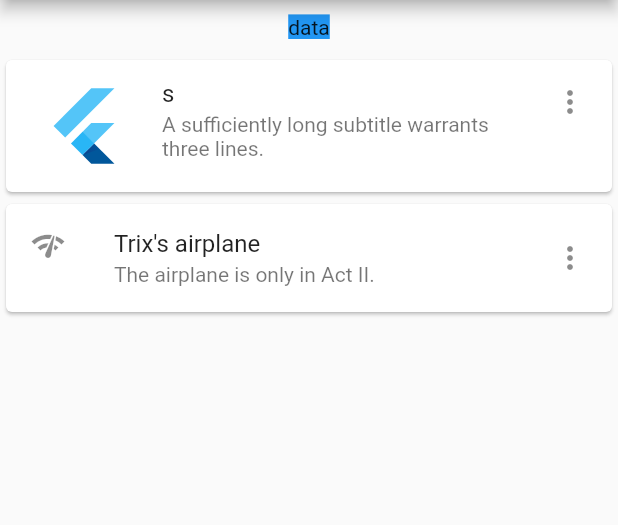
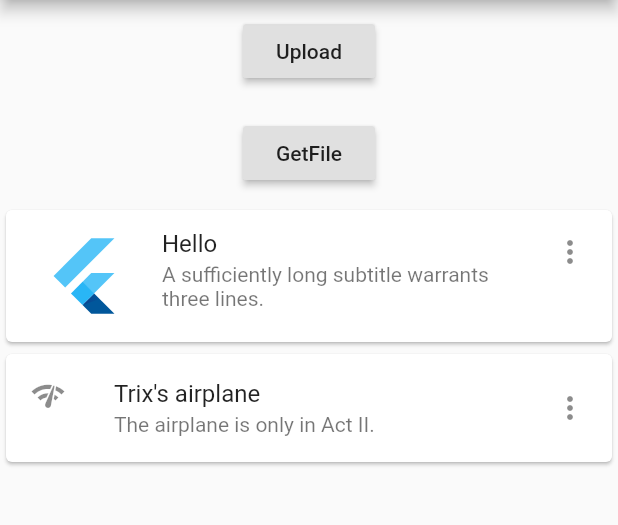
Before and after one commit to mr-chetan/ChetanFlutterApp, a Flutter app: the screen it shows after launch, on a phone screen of 412 x 824 dp, the part 84-609 px from its top. Run offline on Flutter 3.47's test engine with Material 2 defaults, Android fonts, the phone set to English and light mode, and no system bars; our stand-ins replace dio, file_picker.

Commit message:
File Upload on Server

```diff
--- a/lib/main.dart
+++ b/lib/main.dart
@@ -1,6 +1,10 @@
 import 'package:flutter/material.dart';
 // import './card_manager.dart';
 import 'package:dio/dio.dart';
+import 'package:intl/intl.dart';
+import 'package:file_picker/file_picker.dart';
+import 'package:path/path.dart';
+import 'dart:io';
 
 void main() => runApp(MyApp());
 
@@ -10,6 +14,49 @@ class MyApp extends StatefulWidget {
 }
 
 class _MyAppState extends State<MyApp> {
+  File _file;
+  final GlobalKey<ScaffoldState> _scaffoldstate =
+      new GlobalKey<ScaffoldState>();
+  Future getFile() async {
+    FilePickerResult result = await FilePicker.platform.pickFiles();
+
+    if (result != null) {
+      File file = File(result.files.single.path);
+      _showSnackBarMsg('GetFile');
+      setState(() {
+        _file = file;
+      });
+    } else {
+      // User canceled the picker
+    }
+  }
+
+  void _uploadFile(filePath) async {
+    String fileName = basename(filePath.path);
+    print("file base name:$fileName");
+
+    try {
+      FormData formData = new FormData.fromMap({
+        "name": "Chetan",
+        "age": 21,
+        "file": await MultipartFile.fromFile(filePath.path, filename: fileName),
+      });
+
+      Response response = await Dio()
+          .post("http://qna.192.168.211.1.nip.io/api/question", data: formData);
+      print("File upload response: $response");
+      _showSnackBarMsg(response.data['message']);
+    } catch (e) {
+      print("expectation Caugch: $e");
+    }
+  }
+
+  void _showSnackBarMsg(String msg) {
+    _scaffoldstate.currentState.showSnackBar(new SnackBar(
+      content: new Text(msg),
+    ));
+  }
+
   getDioData() async {
     var dio = Dio();
     Response response =
@@ -18,14 +65,19 @@ class _MyAppState extends State<MyApp> {
     return response.data;
   }
 
+  final NumberFormat formatter = NumberFormat.simpleCurrency(locale: 'en_IN');
   @override
   Widget build(BuildContext context) {
     return MaterialApp(
+      supportedLocales: [
+        Locale('en', 'IN'),
+      ],
       debugShowCheckedModeBanner: false,
       title: 'ChetanApp',
       theme: ThemeData(primarySwatch: Colors.blueGrey),
       // visualDensity: VisualDensity.adaptivePlatformDensity,
       home: Scaffold(
+        key: _scaffoldstate,
         appBar: AppBar(
           title: Text('ChetanApp'),
         ),
@@ -34,9 +86,21 @@ class _MyAppState extends State<MyApp> {
           children: [
             Container(
               margin: EdgeInsets.all(10.0),
-              child: Text(
-                'data',
-                style: TextStyle(backgroundColor: Colors.blue),
+              child: RaisedButton(
+                child: Text('Upload'),
+                onPressed: () {
+                  _showSnackBarMsg('upload');
+                  _uploadFile(_file);
+                },
+              ),
+            ),
+            Container(
+              margin: EdgeInsets.all(10.0),
+              child: RaisedButton(
+                child: Text('GetFile'),
+                onPressed: () {
+                  getFile();
+                },
               ),
             ),
             ListView(
@@ -46,7 +110,7 @@ class _MyAppState extends State<MyApp> {
                 Card(
                   child: ListTile(
                     leading: FlutterLogo(size: 72.0),
-                    title: Text('s'),
+                    title: Text('Hello'),
                     subtitle: Text(
                         'A sufficiently long subtitle warrants three lines.'),
                     trailing: Icon(
--- a/pubspec.yaml
+++ b/pubspec.yaml
@@ -24,7 +24,9 @@ dependencies:
   flutter:
     sdk: flutter
   dio: ^3.0.10
-
+  intl: ^0.16.1
+  path: ^1.7.0
+  file_picker: ^2.1.4
   # The following adds the Cupertino Icons font to your application.
   # Use with the CupertinoIcons class for iOS style icons.
   cupertino_icons: ^0.1.3
```
Also changed, not shown: pubspec.lock, 4 other files.
